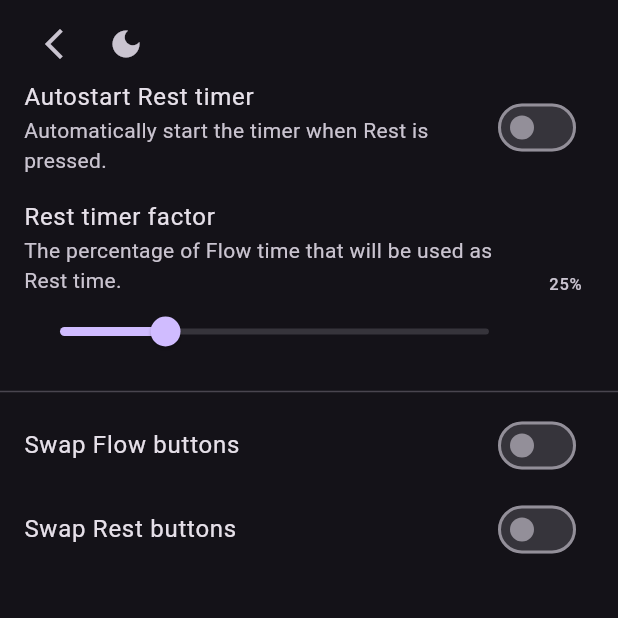
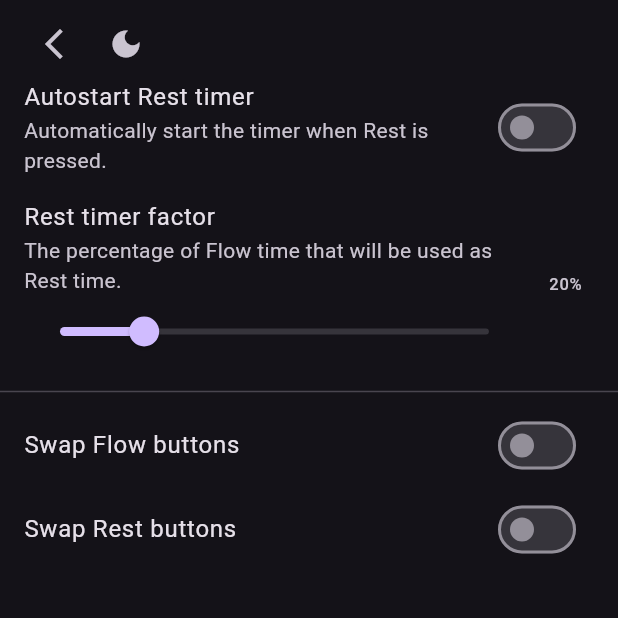
Before and after one commit to williamd1k0/flow, a Flutter app: the screen it shows after launch, after a tap on the "play arrow" icon, after a tap on "Rest", after a tap on the "settings" icon, on a phone screen of 412 x 824 dp, the top half of it. Run offline on Flutter 3.47's test engine with Material 3 defaults, Android fonts, the phone set to English and light mode, and no system bars; our stand-ins replace adaptive_theme, flutter_local_notifications, percent_indicator, shared_preferences.

Commit message:
Adjust initial rest factor and add a simple readme

```diff
--- a/lib/main.dart
+++ b/lib/main.dart
@@ -39,7 +39,7 @@
 }
 
 class AppConfigs {
-  double get rest_ratio => _data["flow.rest_ratio"]?.toDouble() ?? 25;
+  double get rest_ratio => _data["flow.rest_ratio"]?.toDouble() ?? 20;
   void set rest_ratio(double val) {
     _data["flow.rest_ratio"] = val;
     _prefs.then((prefs) => prefs.setDouble("flow.rest_ratio", val));
@@ -82,7 +82,7 @@
   Future<void> init() async {
     final SharedPreferences prefs = await _prefs;
     _data["flow.rest_ratio"] =
-        prefs.getDouble("flow.rest_ratio")?.toDouble() ?? 25;
+        prefs.getDouble("flow.rest_ratio")?.toDouble() ?? 20;
     _data["flow.auto_start_rest"] =
         prefs.getBool("flow.auto_start_rest") ?? false;
     _data["flow.swap_flow_buttons"] =
@@ -350,7 +350,7 @@
                                 "The percentage of Flow time that will be used as Rest time."),
                             Slider(
                               value: configs.rest_ratio,
-                              secondaryTrackValue: 25,
+                              secondaryTrackValue: 20,
                               min: 1,
                               max: 100,
                               divisions: 99,
```
Also changed, not shown: 2 other files.
